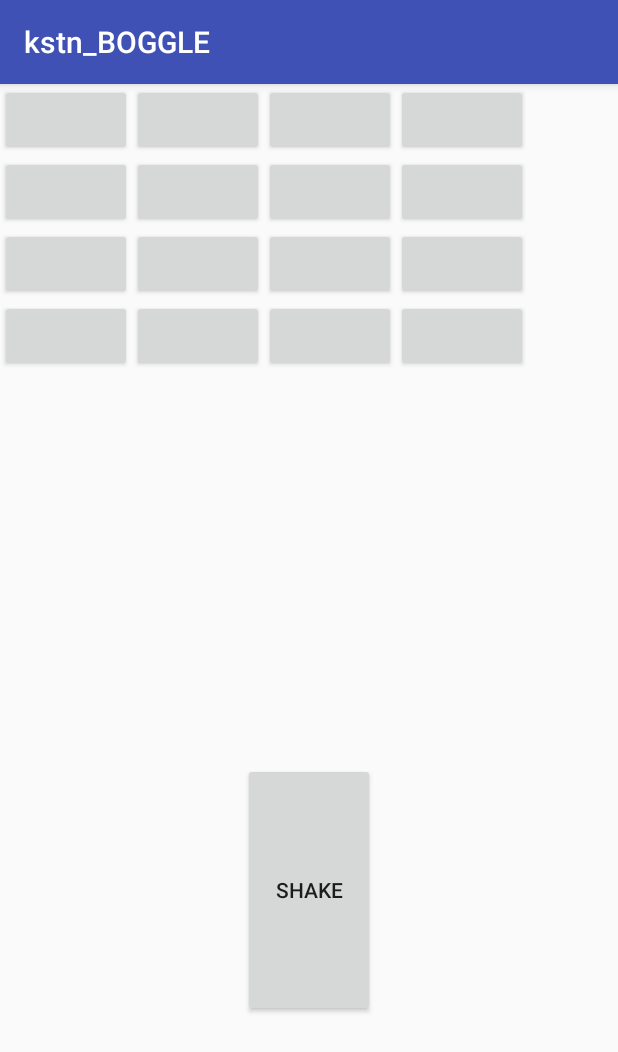
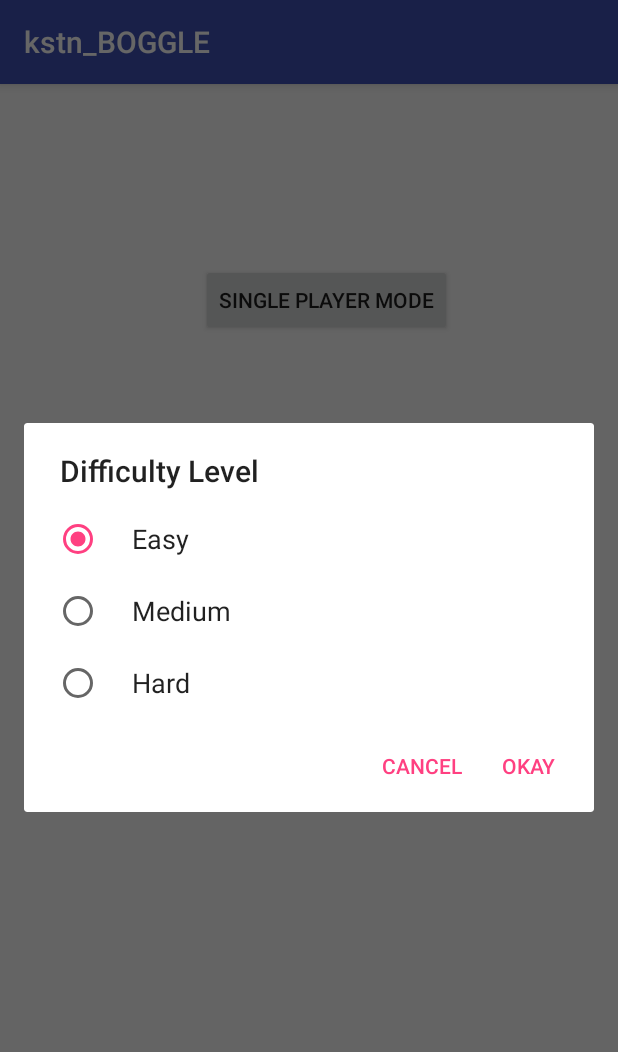
Before and after one commit to natreed/kstn_boggle, an Android app: the screen it shows after launch (SinglePlayerActivity before the commit, MainActivity after it), after a tap on "SINGLE PLAYER MODE", on a phone screen of 412 x 824 dp. Shown: the top 1052 px of the screen. Run offline under Robolectric (Android 15) with nearby library versions, the light colour scheme and no system bars.

Commit message:
Add: difficulty level

```diff
--- a/app/src/main/java/com/pdx/kstn/kstn_boggle/MainActivity.java
+++ b/app/src/main/java/com/pdx/kstn/kstn_boggle/MainActivity.java
@@ -1,10 +1,14 @@
 package com.pdx.kstn.kstn_boggle;
 
+import android.app.AlertDialog;
+import android.content.DialogInterface;
 import android.content.Intent;
 import android.support.v7.app.AppCompatActivity;
 import android.os.Bundle;
 import android.view.View;
 import android.widget.Button;
+
+import java.util.ArrayList;
 
 public class MainActivity extends AppCompatActivity {
     //I am replacing the previous comment now.
@@ -24,9 +28,44 @@ public class MainActivity extends AppCompatActivity {
             public void onClick(View v) {
                 // Perform action on click
                 // Start NewActivity.class
-                Intent myIntent = new Intent(getApplicationContext(),
-                        SinglePlayerActivity.class);
-                startActivity(myIntent);
+//                Intent myIntent = new Intent(getApplicationContext(),
+//                        SinglePlayerActivity.class);
+//                startActivity(myIntent);
+                //Source of the data in the DIalog
+                CharSequence[] difficultylevel = {"Easy","Medium","Hard"};
+                // 1. Instantiate an AlertDialog.Builder with its constructor
+                AlertDialog.Builder builder = new AlertDialog.Builder(MainActivity.this);
+
+                // 2. Chain together various setter methods to set the dialog characteristics
+                                builder.setSingleChoiceItems(difficultylevel, 0, new DialogInterface.OnClickListener() {
+
+                                        @Override
+                                        public void onClick(DialogInterface dialog, int which) {
+                                        // TODO Auto-generated method stub
+
+                                            }
+                                        })
+                                        .setTitle(R.string.dialog_title)
+                                         // Set the action buttons
+                                        .setPositiveButton(R.string.ok, new DialogInterface.OnClickListener() {
+                                            @Override
+                                            public void onClick(DialogInterface dialog, int id) {
+                                                // User clicked OK, so save the mSelectedItems results somewhere
+                                                // or return them to the component that opened the dialog
+
+                                            }
+                                        })
+                                                .setNegativeButton(R.string.cancel, new DialogInterface.OnClickListener() {
+                                                    @Override
+                                                    public void onClick(DialogInterface dialog, int id) {
+
+                                                    }
+                        });
+
+                // 3. Get the AlertDialog from create()
+                                AlertDialog dialog = builder.create();
+                                dialog.show();
+
             }
         });
 
--- a/app/src/main/res/values/strings.xml
+++ b/app/src/main/res/values/strings.xml
@@ -14,6 +14,11 @@
     <string name="player2">Player 2</string>
     <string name="score">Score</string>
     <string name="words_found">Words Found</string>
+    <string name ="dialog_message">Hello world</string>
+    <string name ="dialog_title">Difficulty Level</string>
+
+    <string name ="ok">Okay</string>
+    <string name ="cancel">Cancel</string>
     <string-array name="foundWordsArray">
         <item>Apple</item>
         <item>Bear</item>
```
